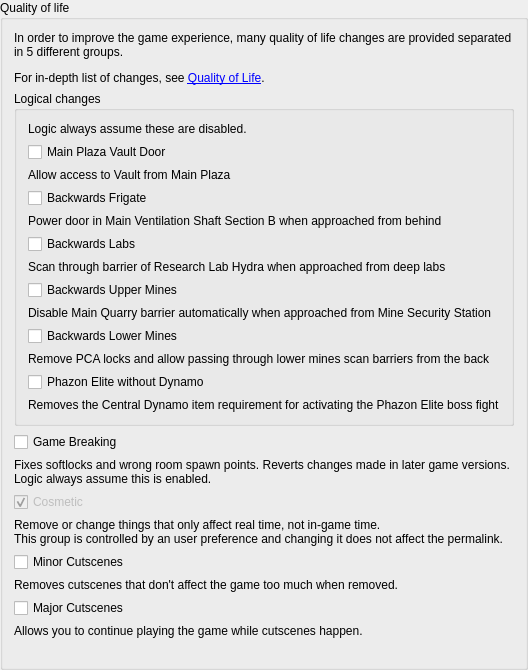
Qt form randovania/gui/ui_files/preset_prime_patches.ui (randovania/randovania) before a commit.
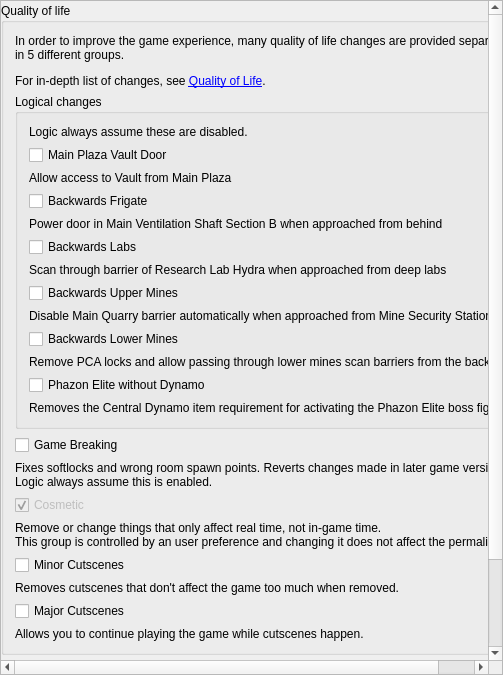
The same form after that commit.

What changed in the file:
```diff
--- a/randovania/gui/ui_files/preset_prime_patches.ui
+++ b/randovania/gui/ui_files/preset_prime_patches.ui
@@ -6,8 +6,8 @@
    <rect>
     <x>0</x>
     <y>0</y>
-    <width>479</width>
-    <height>666</height>
+    <width>503</width>
+    <height>675</height>
    </rect>
   </property>
   <property name="windowTitle">
@@ -34,6 +34,33 @@
      <number>0</number>
     </property>
     <item>
+     <widget class="QScrollArea" name="scroll_area">
+      <property name="widgetResizable">
+       <bool>true</bool>
+      </property>
+      <widget class="QWidget" name="scroll_contents">
+       <property name="geometry">
+        <rect>
+         <x>0</x>
+         <y>0</y>
+         <width>487</width>
+         <height>748</height>
+        </rect>
+       </property>
+       <layout class="QVBoxLayout" name="scroll_layout">
+        <property name="leftMargin">
+         <number>0</number>
+        </property>
+        <property name="topMargin">
+         <number>2</number>
+        </property>
+        <property name="rightMargin">
+         <number>0</number>
+        </property>
+        <property name="bottomMargin">
+         <number>0</number>
+        </property>
+        <item>
      <widget class="QGroupBox" name="qol_group">
       <property name="title">
        <string>Quality of life</string>
@@ -253,20 +280,37 @@
          </property>
         </widget>
        </item>
+          </layout>
+         </widget>
+        </item>
        <item>
-        <spacer name="verticalSpacer">
-         <property name="orientation">
-          <enum>Qt::Vertical</enum>
-         </property>
-         <property name="sizeHint" stdset="0">
-          <size>
-           <width>20</width>
-           <height>40</height>
-          </size>
-         </property>
-        </spacer>
-       </item>
-      </layout>
+         <widget class="QGroupBox" name="small_samus_group">
+          <property name="title">
+           <string>Small Samus</string>
+          </property>
+          <layout class="QVBoxLayout" name="verticalLayout_4">
+           <item>
+            <widget class="QCheckBox" name="small_samus_check">
+             <property name="text">
+              <string>Enable Small Samus</string>
+             </property>
+            </widget>
+           </item>
+           <item>
+            <widget class="QLabel" name="small_samus_label">
+             <property name="text">
+              <string>&lt;html&gt;&lt;head/&gt;&lt;body&gt;&lt;p&gt;In this mode, Samus is scaled to 30% of her normal size. Expect to be able to fit in many places you weren't before, but also fall down in a lot of holes you didn't before.&lt;/p&gt;&lt;/body&gt;&lt;/html&gt;</string>
+             </property>
+             <property name="wordWrap">
+              <bool>true</bool>
+             </property>
+            </widget>
+           </item>
+          </layout>
+         </widget>
+        </item>
+       </layout>
+      </widget>
      </widget>
     </item>
    </layout>
```
Lines whose indentation alone changed are shown as unchanged.
